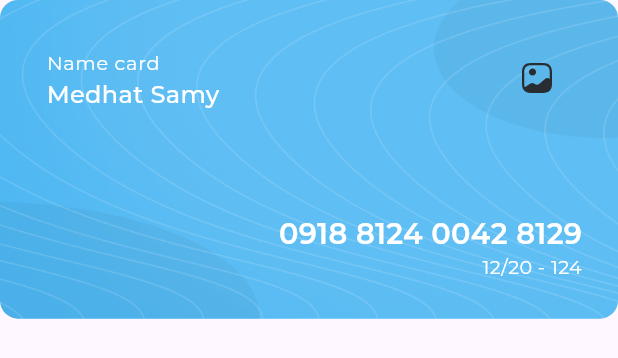
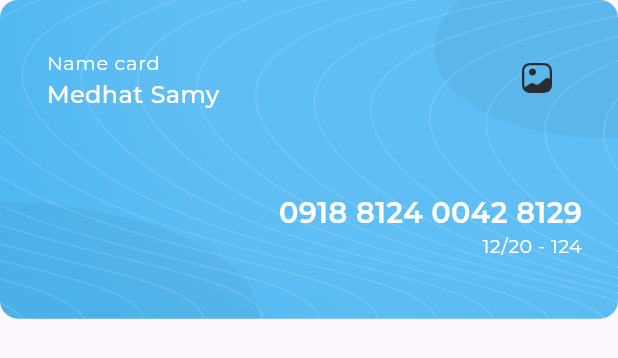
Before and after one commit to mdhtsami101/responsiveApp, a Flutter app: the MyCard widget shown alone on an empty page, opened directly, on a phone screen of 412 x 824 dp. Shown: the top 358 px of the screen. Run offline on Flutter 3.47's test engine with Material 3 defaults, Android fonts, the phone set to English and light mode, and no system bars; our stand-ins replace expandable_page_view, fl_chart, flutter_svg; statements that could not run were skipped; project files that could hold a hidden picture were left out.

Commit message:
desktop layout done

```diff
--- a/lib/widgets/my_card.dart
+++ b/lib/widgets/my_card.dart
@@ -25,7 +25,8 @@ class MyCard extends StatelessWidget {
           crossAxisAlignment: CrossAxisAlignment.end,
           children: [
             ListTile(
-              contentPadding: EdgeInsets.only(left: 31, right: 42, top: 16),
+              contentPadding:
+                  const EdgeInsets.only(left: 31, right: 42, top: 16),
               title: Text(
                 'Name card',
                 style: AppStyles.styleRegular16(context)
@@ -58,8 +59,10 @@ class MyCard extends StatelessWidget {
                 ],
               ),
             ),
-            const SizedBox(
-              height: 26,
+            const Flexible(
+              child: const SizedBox(
+                height: 26,
+              ),
             )
           ],
         ),
```
